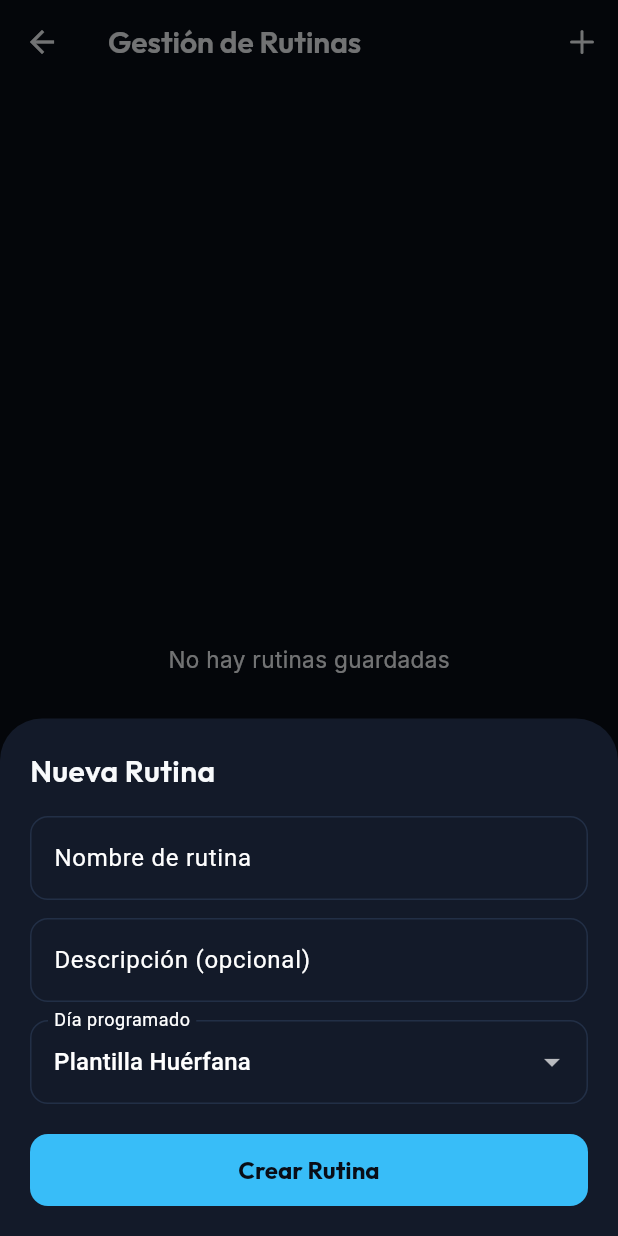
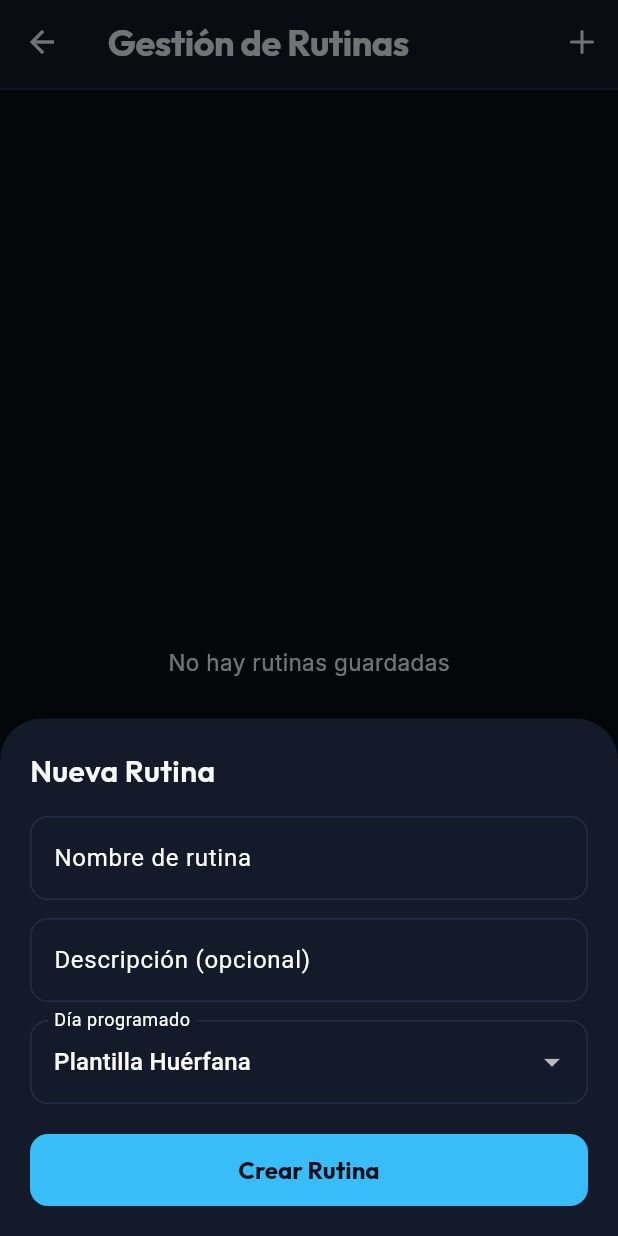
Before and after one commit to TenQy/vie, a Flutter app: the WorkoutSettingsScreen screen opened directly, after a tap on an icon or button, on a phone screen of 412 x 824 dp. Run offline on Flutter 3.47's test engine with Material 3 defaults, Android fonts, the phone set to English and light mode, and no system bars; our stand-ins replace drift, drift_flutter, flutter_riverpod, google_fonts, lucide_icons; accounts and stored records are empty; generated files the repository leaves out were written again.

Commit message:
refactor(exercise): usar header global

```diff
--- a/app/lib/features/exercise/presentation/screens/workout_settings_screen.dart
+++ b/app/lib/features/exercise/presentation/screens/workout_settings_screen.dart
@@ -3,6 +3,7 @@ import 'package:flutter_riverpod/flutter_riverpod.dart';
 import 'package:lucide_icons/lucide_icons.dart';
 import '../../../../core/theme/theme.dart';
 import '../../../../core/utils/date_helpers.dart';
+import '../../../../core/widgets/app_header.dart';
 import '../../domain/entities/routine_entity.dart';
 import '../controllers/routine_list_controller.dart';
 
@@ -14,8 +15,8 @@ class WorkoutSettingsScreen extends ConsumerWidget {
     final routinesAsync = ref.watch(routinesStreamProvider);
 
     return Scaffold(
-      appBar: AppBar(
-        title: const Text('Gestión de Rutinas'),
+      appBar: AppHeader(
+        title: 'Gestión de Rutinas',
         actions: [
           IconButton(
             icon: const Icon(LucideIcons.plus),
```
Also changed, not shown: app/lib/features/exercise/presentation/screens/active_workout_screen.dart (+11 -14 lines).
